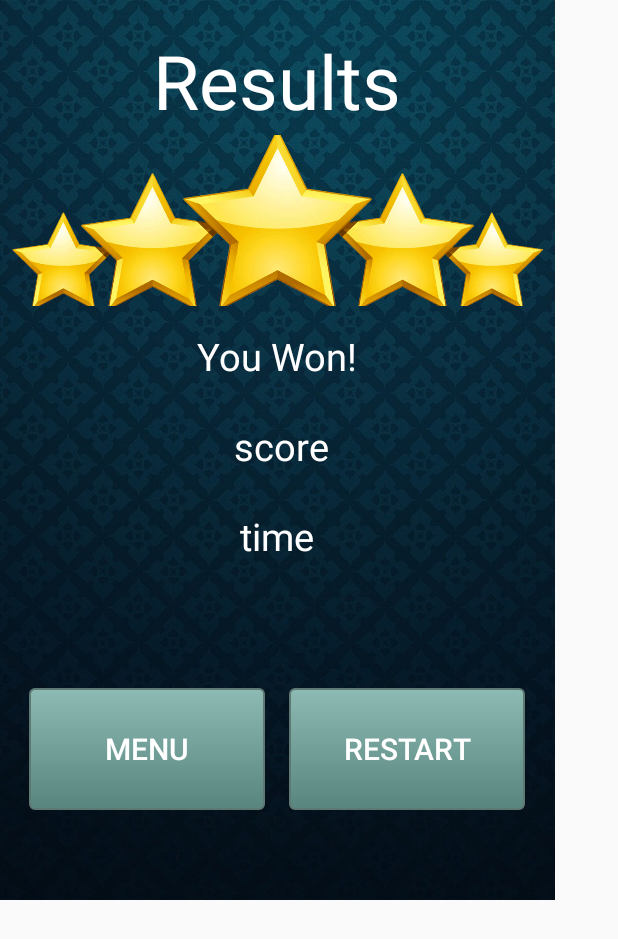
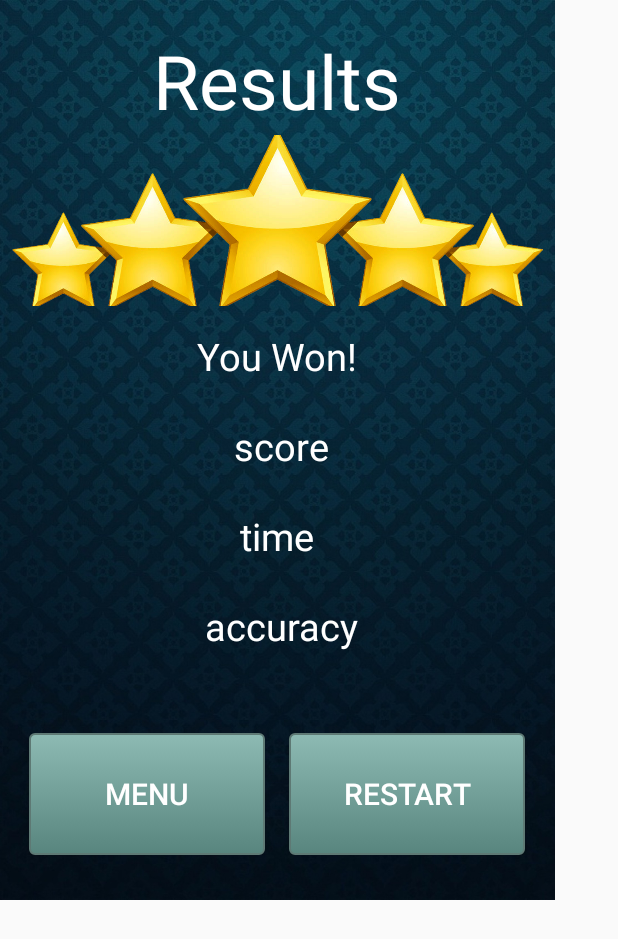
Before and after one commit to ubbop42/ece452, an Android app: the layout popup_window.xml on its own in the app's theme, with its tools: preview values and no code run, on a phone screen of 412 x 824 dp. Shown: the top 939 px of the screen. Run offline under Robolectric (Android 15) with nearby library versions, the phone set to English and light mode, and no system bars; network calls fail; Roboto replaces fonts that are not available here.

Commit message:
accuracy

```diff
--- a/app/src/main/res/layout/popup_window.xml
+++ b/app/src/main/res/layout/popup_window.xml
@@ -87,33 +87,51 @@
         android:layout_centerHorizontal="true"
         android:textSize="25sp" />
 
+    <TextView
+        android:id="@+id/accuracy"
+        android:layout_width="359dp"
+        android:layout_height="75dp"
+        android:layout_alignParentStart="true"
+        android:layout_alignParentLeft="true"
+        android:layout_centerHorizontal="true"
+        android:layout_marginStart="13dp"
+        android:layout_marginLeft="13dp"
+        android:layout_marginTop="400dp"
+        android:layout_marginEnd="8dp"
+        android:layout_marginRight="13dp"
+        android:layout_marginBottom="8dp"
+        android:text="accuracy"
+        android:textAlignment="center"
+        android:textColor="#FFFFFF"
+        android:textSize="25sp" />
+
     <LinearLayout
         android:id="@+id/LinearLayout02"
+        android:layout_width="match_parent"
         android:layout_height="wrap_content"
-        android:layout_width="match_parent"
-        android:gravity="center"
         android:layout_alignParentBottom="true"
-        android:layout_marginBottom="60dp">
+        android:layout_marginBottom="30dp"
+        android:gravity="center">
 
         <Button
             android:id="@+id/menuButton"
             android:layout_width="157dp"
             android:layout_height="81dp"
             android:layout_marginRight="8dp"
-            android:textSize="20dp"
+            android:background="@drawable/button"
+            android:text="Menu"
             android:textColor="@android:color/background_light"
-            android:background="@drawable/button"
-            android:text="Menu" />
+            android:textSize="20dp" />
 
         <Button
             android:id="@+id/restartButton"
             android:layout_width="157dp"
             android:layout_height="81dp"
             android:layout_marginLeft="8dp"
-            android:textSize="20dp"
+            android:background="@drawable/button"
+            android:text="Restart"
             android:textColor="@android:color/background_light"
-            android:background="@drawable/button"
-            android:text="Restart" />
+            android:textSize="20dp" />
 
     </LinearLayout>
 </RelativeLayout>
--- a/app/src/main/res/layout/typing.xml
+++ b/app/src/main/res/layout/typing.xml
@@ -68,7 +68,7 @@
         android:layout_marginBottom="300dp"
         android:background="@drawable/rounded_edittext"
         android:gravity="center"
-        android:inputType="text"
+        android:inputType="textNoSuggestions"
         android:textColor="@android:color/black"
         android:textSize="30sp"
         android:hint="Type here"
```
Also changed, not shown: app/src/main/java/com/example/thumbtrainer/TypingActivity.java (+30 -5 lines).
